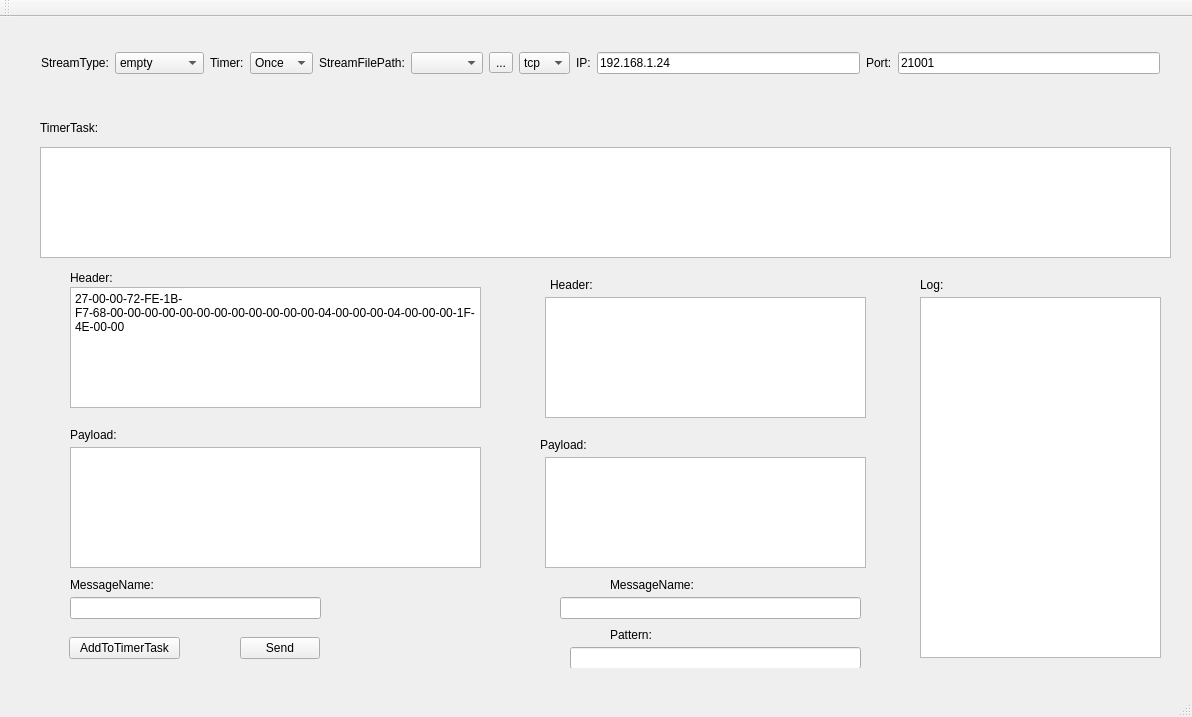
The window that Pcclient/pcclient.ui (hikerLi/Pcclient) describes before a commit, drawn with Qt 5.
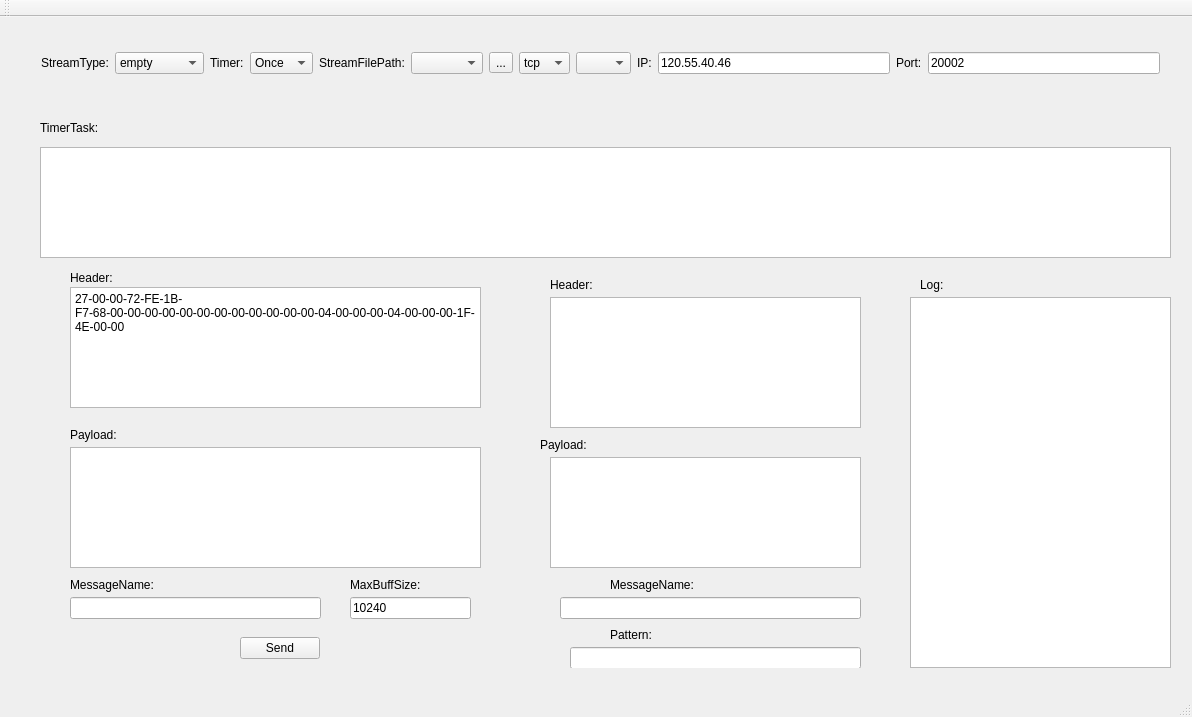
The same window after the commit.

```diff
--- a/Pcclient/pcclient.ui
+++ b/Pcclient/pcclient.ui
@@ -127,6 +127,20 @@
        </item>
       </widget>
      </item>
+     <item>
+      <widget class="QComboBox" name="UDPKCP">
+       <item>
+        <property name="text">
+         <string/>
+        </property>
+       </item>
+       <item>
+        <property name="text">
+         <string>KCP</string>
+        </property>
+       </item>
+      </widget>
+     </item>
      <item>
       <widget class="QLabel" name="label_12">
        <property name="text">
@@ -137,7 +151,7 @@
      <item>
       <widget class="QLineEdit" name="LEIP">
        <property name="text">
-        <string>192.168.1.24</string>
+        <string>120.55.40.46</string>
        </property>
       </widget>
      </item>
@@ -151,7 +165,7 @@
      <item>
       <widget class="QLineEdit" name="LEPort">
        <property name="text">
-        <string>21001</string>
+        <string>20002</string>
        </property>
       </widget>
      </item>
@@ -202,16 +216,6 @@
       <string>Pattern:</string>
      </property>
     </widget>
-    <widget class="QListView" name="LVRecverPayload">
-     <property name="geometry">
-      <rect>
-       <x>25</x>
-       <y>190</y>
-       <width>321</width>
-       <height>111</height>
-      </rect>
-     </property>
-    </widget>
     <widget class="QLineEdit" name="LERecverPayloadPattern">
      <property name="geometry">
       <rect>
@@ -271,14 +275,30 @@
       </rect>
      </property>
     </widget>
-    <widget class="QListView" name="LVRecverHeader">
+    <widget class="QPlainTextEdit" name="PTERecverHeader">
      <property name="geometry">
       <rect>
-       <x>25</x>
+       <x>30</x>
        <y>30</y>
-       <width>321</width>
-       <height>121</height>
+       <width>311</width>
+       <height>131</height>
       </rect>
+     </property>
+     <property name="readOnly">
+      <bool>true</bool>
+     </property>
+    </widget>
+    <widget class="QPlainTextEdit" name="PTERecverPayload">
+     <property name="geometry">
+      <rect>
+       <x>30</x>
+       <y>190</y>
+       <width>311</width>
+       <height>111</height>
+      </rect>
+     </property>
+     <property name="readOnly">
+      <bool>true</bool>
      </property>
     </widget>
    </widget>
@@ -340,19 +360,6 @@
       <string>MessageName:</string>
      </property>
     </widget>
-    <widget class="QPushButton" name="AddToTimerTaskButton">
-     <property name="geometry">
-      <rect>
-       <x>29</x>
-       <y>370</y>
-       <width>111</width>
-       <height>22</height>
-      </rect>
-     </property>
-     <property name="text">
-      <string>AddToTimerTask</string>
-     </property>
-    </widget>
     <widget class="QLineEdit" name="LESenderProtoMessageName">
      <property name="geometry">
       <rect>
@@ -389,6 +396,32 @@
       <string>Payload:</string>
      </property>
     </widget>
+    <widget class="QLineEdit" name="LEMaxBuffSize">
+     <property name="geometry">
+      <rect>
+       <x>310</x>
+       <y>330</y>
+       <width>121</width>
+       <height>22</height>
+      </rect>
+     </property>
+     <property name="text">
+      <string>10240</string>
+     </property>
+    </widget>
+    <widget class="QLabel" name="label_15">
+     <property name="geometry">
+      <rect>
+       <x>310</x>
+       <y>310</y>
+       <width>121</width>
+       <height>16</height>
+      </rect>
+     </property>
+     <property name="text">
+      <string>MaxBuffSize:</string>
+     </property>
+    </widget>
    </widget>
    <widget class="QWidget" name="widget_3" native="true">
     <property name="geometry">
@@ -412,15 +445,18 @@
       <string>Log:</string>
      </property>
     </widget>
-    <widget class="QListView" name="LVLog">
+    <widget class="QPlainTextEdit" name="PTELog">
      <property name="geometry">
       <rect>
-       <x>20</x>
+       <x>10</x>
        <y>30</y>
-       <width>241</width>
-       <height>361</height>
+       <width>261</width>
+       <height>371</height>
       </rect>
      </property>
+     <property name="readOnly">
+      <bool>true</bool>
+     </property>
     </widget>
    </widget>
   </widget>
```
